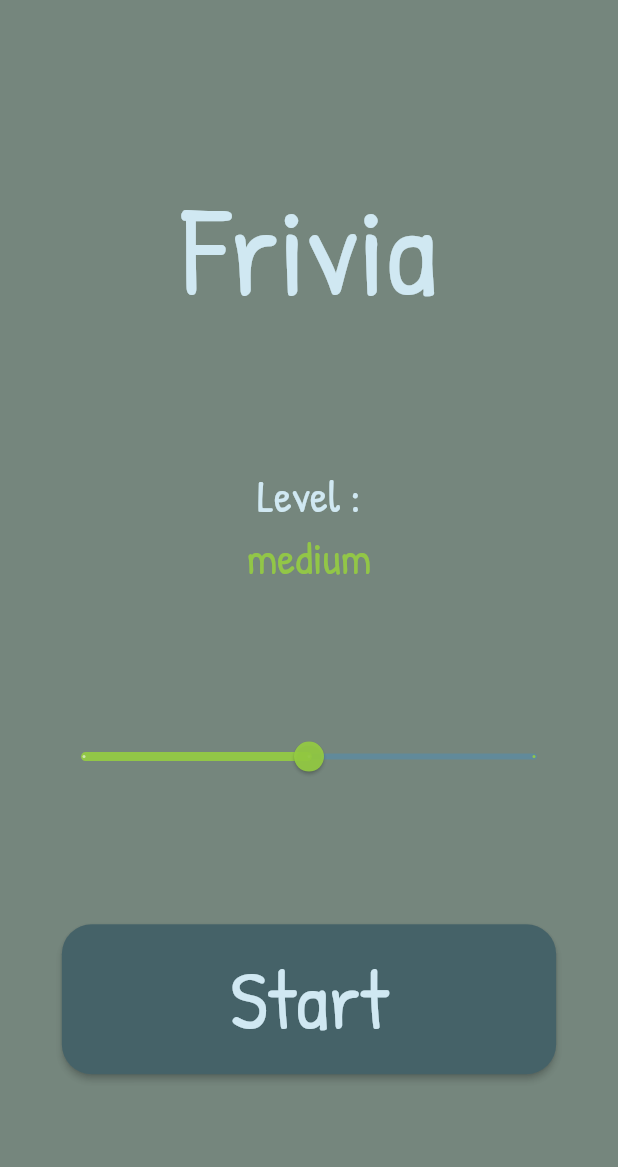
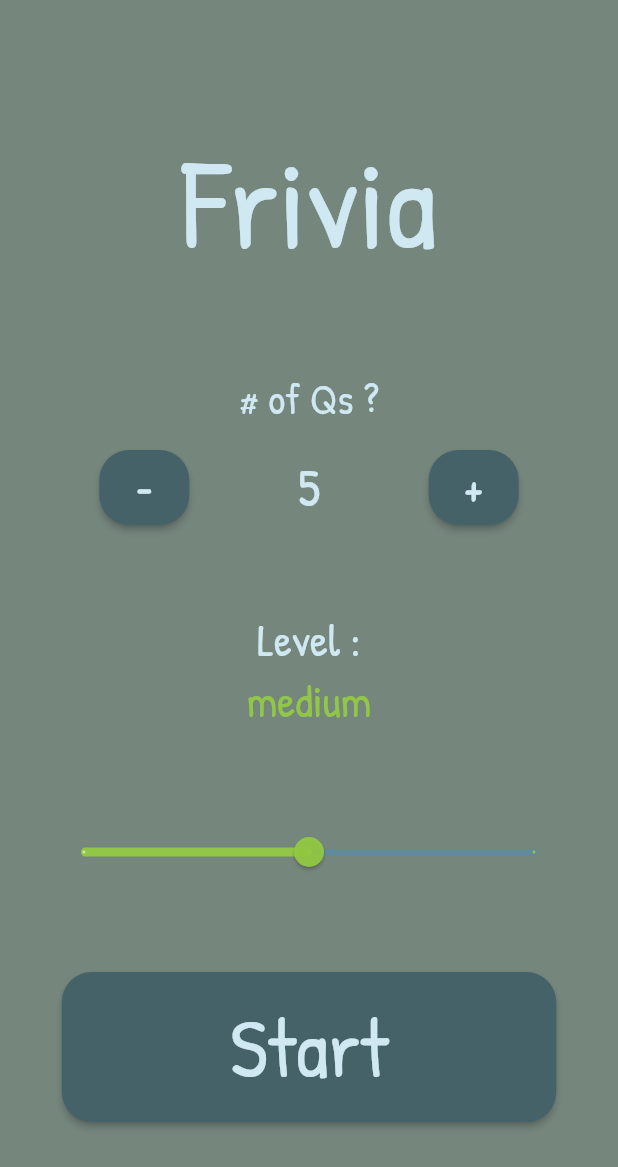
Before and after one commit to Nuri801/FriviaQuizApp, a Flutter app: the screen it shows after launch, on a phone screen of 412 x 824 dp. Shown: the top 1167 px of the screen. Run offline on Flutter 3.47's test engine with Material 2 defaults, Android fonts, the phone set to English and light mode, and no system bars; our stand-ins replace dio, get, html_unescape.

```diff
--- /dev/null
+++ b/lib/assets/reusable_widgets/set_number_button.dart
@@ -0,0 +1,42 @@
+import 'package:flutter/material.dart';
+
+class SetNumberButton extends StatelessWidget {
+  double height;
+  double width;
+  String buttonText;
+  Color buttonTextColor;
+  Color buttonColor;
+  void Function()? onPressed;
+  double fontSize;
+
+  SetNumberButton({
+    required this.height,
+    required this.width,
+    required this.buttonText,
+    required this.buttonTextColor,
+    required this.buttonColor,
+    required this.onPressed,
+    required this.fontSize,
+  });
+
+  @override
+  Widget build(BuildContext context) {
+    return MaterialButton(
+      shape: RoundedRectangleBorder(
+        borderRadius: BorderRadius.circular(20),
+      ),
+      height: height,
+      minWidth: width,
+      color: buttonColor,
+      onPressed: onPressed,
+      child: Text(
+        buttonText,
+        style: TextStyle(
+          fontWeight: FontWeight.bold,
+          fontSize: fontSize,
+          color: buttonTextColor,
+        ),
+      ),
+    );
+  }
+}
--- a/lib/pages/welcome_page.dart
+++ b/lib/pages/welcome_page.dart
@@ -1,9 +1,12 @@
+import 'dart:async';
+
 import 'package:flutter/material.dart';
 import 'package:frivia/assets/colors/constants.dart';
 import 'package:frivia/assets/reusable_widgets/custom_button.dart';
 import 'package:frivia/controllers/level_controller.dart';
 import 'package:frivia/pages/game_page.dart';
 import 'package:get/get.dart';
+import '../assets/reusable_widgets/set_number_button.dart';
 import '../controllers/question_controller.dart';
 
 class WelcomePage extends StatelessWidget {
@@ -36,6 +39,7 @@ class WelcomePage extends StatelessWidget {
         mainAxisSize: MainAxisSize.max,
         children: [
           gameName(),
+          howManyQuestions(),
           levelText(),
           levelSlider(),
           startButton(),
@@ -51,6 +55,59 @@ class WelcomePage extends StatelessWidget {
         fontSize: 85,
         color: kThemeColor,
       ),
+    );
+  }
+
+  Widget howManyQuestions() {
+    return Column(
+      mainAxisAlignment: MainAxisAlignment.spaceEvenly,
+      children: [
+        Text(
+          '# of Qs ?',
+          style: TextStyle(
+            fontSize: 28,
+            color: kThemeColor,
+          ),
+          textAlign: TextAlign.center,
+        ),
+        SizedBox(
+          height: 15,
+        ),
+        Row(
+          mainAxisAlignment: MainAxisAlignment.spaceAround,
+          mainAxisSize: MainAxisSize.max,
+          children: [
+            SetNumberButton(
+              height: 50,
+              width: 60,
+              buttonText: '-',
+              buttonTextColor: kThemeColor,
+              buttonColor: kBrandColor,
+              onPressed: () {
+                questionController.setQuestionCount('-');
+              },
+              fontSize: 25,
+            ),
+            GetBuilder<QuestionController>(builder: (_) {
+              return Text(
+                '${questionController.questionCount}',
+                style: kHeader1TextStyle,
+              );
+            }),
+            SetNumberButton(
+              height: 50,
+              width: 60,
+              buttonText: '+',
+              buttonTextColor: kThemeColor,
+              buttonColor: kBrandColor,
+              onPressed: () {
+                questionController.setQuestionCount('+');
+              },
+              fontSize: 25,
+            ),
+          ],
+        ),
+      ],
     );
   }
 
--- a/pubspec.yaml
+++ b/pubspec.yaml
@@ -39,6 +39,7 @@ dependencies:
   get:
   dio: ^4.0.6
   html_unescape: ^2.0.0
+  flutter_spinbox: ^0.11.0
 
 dev_dependencies:
   flutter_test:
```
Also changed, not shown: lib/controllers/question_controller.dart (+14 -0 lines), lib/pages/game_page.dart (+26 -6 lines), pubspec.lock.
